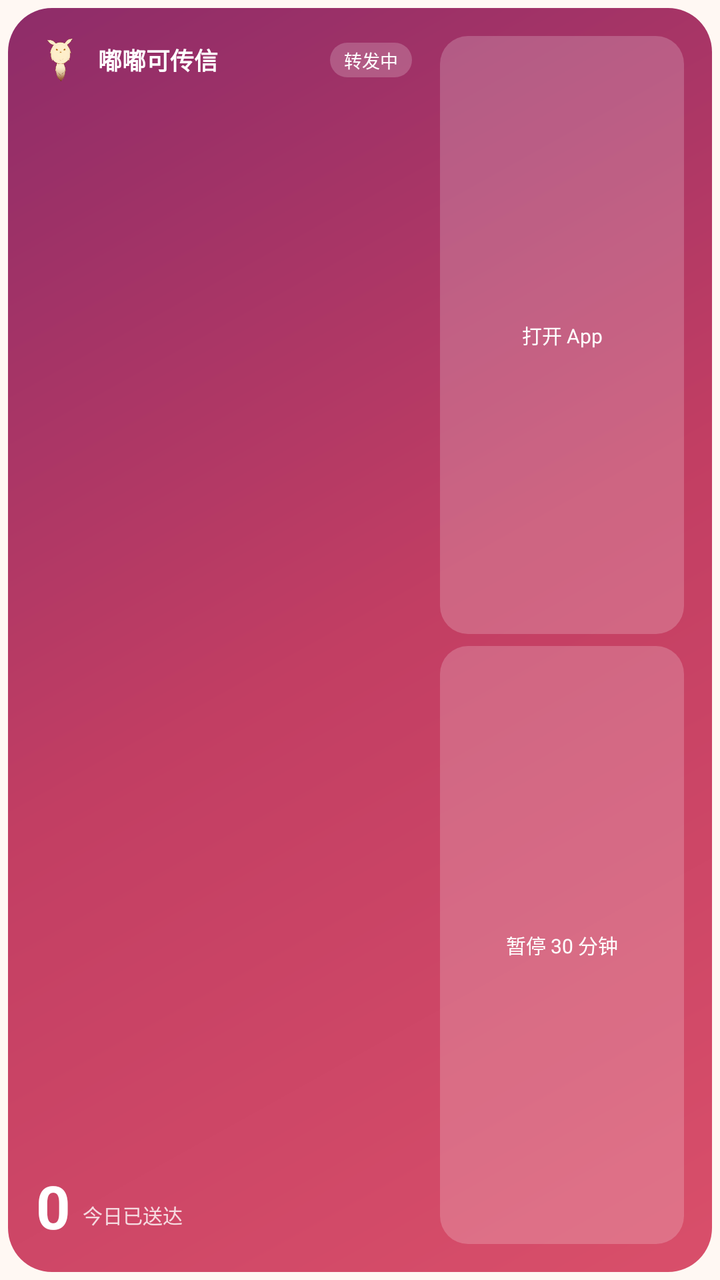
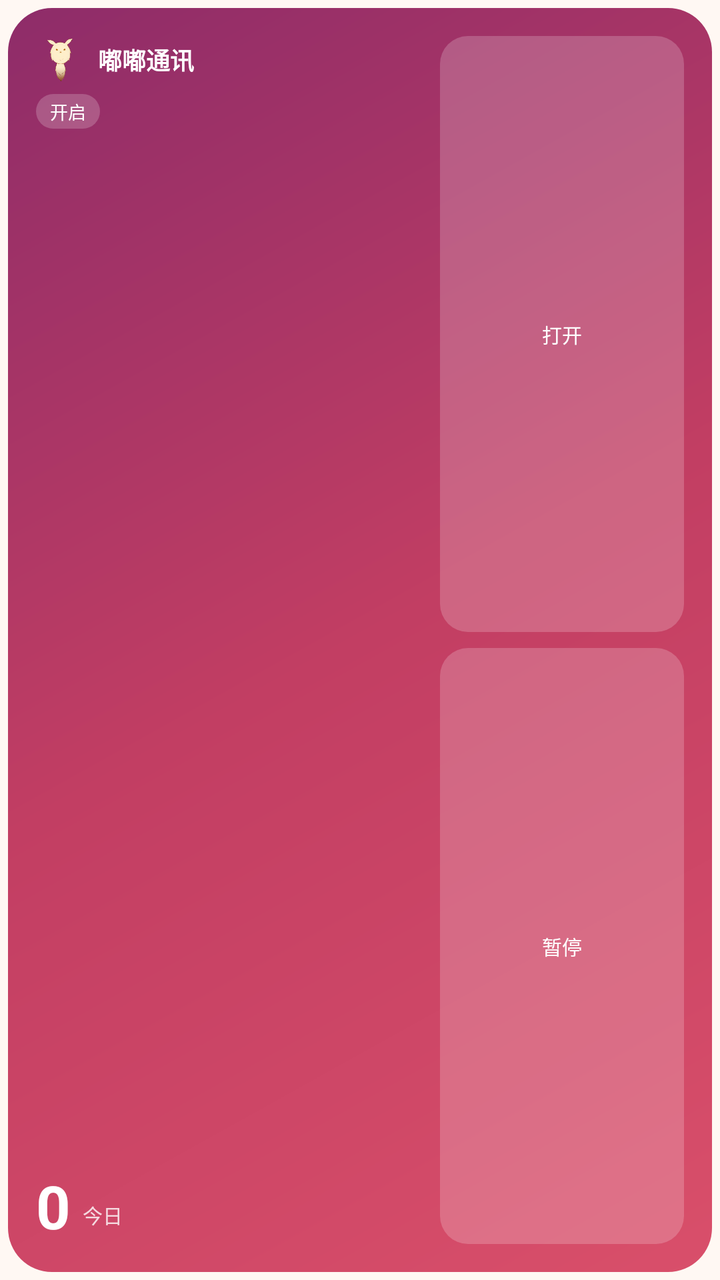

Screens rendered from an Android XML layout before and after an edit, with the pre-edit source and the edit as a unified diff.
<!-- AndroidManifest.xml: application theme Theme.Sms2Bark -->
<!-- res/layout/widget_dodocomm_wide.xml -->
<?xml version="1.0" encoding="utf-8"?>
<FrameLayout xmlns:android="http://schemas.android.com/apk/res/android"
    android:id="@+id/widget_root"
    android:layout_width="match_parent"
    android:layout_height="match_parent"
    android:background="@android:color/transparent"
    android:padding="4dp">

    <LinearLayout
        android:id="@+id/widget_card"
        android:layout_width="match_parent"
        android:layout_height="match_parent"
        android:background="@drawable/widget_background"
        android:orientation="horizontal"
        android:padding="14dp">

        <LinearLayout
            android:layout_width="0dp"
            android:layout_height="match_parent"
            android:layout_weight="1"
            android:orientation="vertical">

            <LinearLayout
                android:layout_width="match_parent"
                android:layout_height="wrap_content"
                android:gravity="center_vertical"
                android:orientation="horizontal">

                <ImageView
                    android:layout_width="24dp"
                    android:layout_height="24dp"
                    android:contentDescription="@null"
                    android:src="@drawable/dodoco_mascot" />

                <TextView
                    android:id="@+id/widget_title"
                    android:layout_width="0dp"
                    android:layout_height="wrap_content"
                    android:layout_marginStart="7dp"
                    android:layout_weight="1"
                    android:ellipsize="end"
                    android:maxLines="1"
                    android:text="@string/widget_title"
                    android:textColor="#FFFFFFFF"
                    android:textSize="12sp"
                    android:textStyle="bold" />

                <TextView
                    android:id="@+id/widget_status"
                    android:layout_width="wrap_content"
                    android:layout_height="wrap_content"
                    android:background="@drawable/widget_chip"
                    android:ellipsize="end"
                    android:maxLines="1"
                    android:paddingHorizontal="7dp"
                    android:paddingVertical="2dp"
                    android:text="@string/widget_status_on"
                    android:textColor="#FFFFFFFF"
                    android:textSize="9sp" />
            </LinearLayout>

            <LinearLayout
                android:layout_width="match_parent"
                android:layout_height="0dp"
                android:layout_weight="1"
                android:gravity="bottom"
                android:orientation="horizontal">
                <TextView
                    android:id="@+id/widget_count"
                    android:layout_width="wrap_content"
                    android:layout_height="wrap_content"
                    android:includeFontPadding="false"
                    android:text="0"
                    android:textColor="#FFFFFFFF"
                    android:textSize="30sp"
                    android:textStyle="bold" />
                <TextView
                    android:id="@+id/widget_count_label"
                    android:layout_width="wrap_content"
                    android:layout_height="wrap_content"
                    android:layout_gravity="bottom"
                    android:layout_marginStart="6dp"
                    android:layout_marginBottom="3dp"
                    android:text="@string/widget_label_today"
                    android:textColor="#CCFFFFFF"
                    android:textSize="10sp" />
            </LinearLayout>
        </LinearLayout>

        <LinearLayout
            android:layout_width="122dp"
            android:layout_height="match_parent"
            android:layout_marginStart="14dp"
            android:orientation="vertical">

            <TextView
                android:id="@+id/widget_open"
                android:layout_width="match_parent"
                android:layout_height="0dp"
                android:layout_weight="1"
                android:background="@drawable/widget_chip"
                android:gravity="center"
                android:maxLines="1"
                android:text="@string/widget_action_open"
                android:textColor="#FFFFFFFF"
                android:textSize="10sp" />

            <TextView
                android:id="@+id/widget_toggle"
                android:layout_width="match_parent"
                android:layout_height="0dp"
                android:layout_marginTop="6dp"
                android:layout_weight="1"
                android:background="@drawable/widget_chip"
                android:gravity="center"
                android:maxLines="1"
                android:text="@string/widget_action_pause"
                android:textColor="#FFFFFFFF"
                android:textSize="10sp" />
        </LinearLayout>
    </LinearLayout>
</FrameLayout>
<!-- resources referenced by this layout -->
<resources>
  <!-- drawable dodoco_mascot: png bitmap (drawable-nodpi, 144085 bytes) -->
  <!-- drawable widget_background (drawable) -->
  <?xml version="1.0" encoding="utf-8"?>
  <shape xmlns:android="http://schemas.android.com/apk/res/android" android:shape="rectangle">
      <gradient
          android:angle="135"
          android:startColor="#D94F6A"
          android:centerColor="#C23E63"
          android:endColor="#8E2C69" />
      <corners android:radius="22dp" />
  </shape>
  <!-- drawable widget_chip (drawable) -->
  <?xml version="1.0" encoding="utf-8"?>
  <shape xmlns:android="http://schemas.android.com/apk/res/android" android:shape="rectangle">
      <solid android:color="#33FFFFFF" />
      <corners android:radius="14dp" />
  </shape>
  <string name="widget_action_open">打开 App</string>
  <string name="widget_action_pause">暂停 30 分钟</string>
  <string name="widget_label_today">今日已送达</string>
  <string name="widget_status_on">转发中</string>
  <string name="widget_title">嘟嘟可传信</string>
  <style name="Theme.Sms2Bark" parent="android:Theme.Material.Light.NoActionBar">
          <item name="android:windowBackground">@color/splash_background</item>
          <item name="android:statusBarColor">@android:color/transparent</item>
          <item name="android:navigationBarColor">@android:color/transparent</item>
          <item name="android:windowLightStatusBar">true</item>
          <item name="android:windowDrawsSystemBarBackgrounds">true</item>
      </style>
  <color name="splash_background">#FFFFF8F3</color>
</resources>

<!-- the commit's change to res/layout/widget_dodocomm_wide.xml (unified diff, before → after) -->
@@ -45,19 +45,22 @@
                     android:textSize="12sp"
                     android:textStyle="bold" />
 
-                <TextView
-                    android:id="@+id/widget_status"
-                    android:layout_width="wrap_content"
-                    android:layout_height="wrap_content"
-                    android:background="@drawable/widget_chip"
-                    android:ellipsize="end"
-                    android:maxLines="1"
-                    android:paddingHorizontal="7dp"
-                    android:paddingVertical="2dp"
-                    android:text="@string/widget_status_on"
-                    android:textColor="#FFFFFFFF"
-                    android:textSize="9sp" />
             </LinearLayout>
+
+            <TextView
+                android:id="@+id/widget_status"
+                android:layout_width="wrap_content"
+                android:layout_height="wrap_content"
+                android:layout_marginTop="5dp"
+                android:background="@drawable/widget_chip"
+                android:ellipsize="end"
+                android:maxLines="1"
+                android:maxWidth="96dp"
+                android:paddingHorizontal="7dp"
+                android:paddingVertical="2dp"
+                android:text="@string/widget_status_on"
+                android:textColor="#FFFFFFFF"
+                android:textSize="9sp" />
 
             <LinearLayout
                 android:layout_width="match_parent"
@@ -99,8 +102,10 @@
                 android:layout_height="0dp"
                 android:layout_weight="1"
                 android:background="@drawable/widget_chip"
+                android:ellipsize="end"
                 android:gravity="center"
                 android:maxLines="1"
+                android:paddingHorizontal="4dp"
                 android:text="@string/widget_action_open"
                 android:textColor="#FFFFFFFF"
                 android:textSize="10sp" />
@@ -109,11 +114,13 @@
                 android:id="@+id/widget_toggle"
                 android:layout_width="match_parent"
                 android:layout_height="0dp"
-                android:layout_marginTop="6dp"
+                android:layout_marginTop="8dp"
                 android:layout_weight="1"
                 android:background="@drawable/widget_chip"
+                android:ellipsize="end"
                 android:gravity="center"
                 android:maxLines="1"
+                android:paddingHorizontal="4dp"
                 android:text="@string/widget_action_pause"
                 android:textColor="#FFFFFFFF"
                 android:textSize="10sp" />
<!-- resource entries referenced after the edit -->
@@ -17,11 +17,11 @@
       <solid android:color="#33FFFFFF" />
       <corners android:radius="14dp" />
   </shape>
-  <string name="widget_action_open">打开 App</string>
-  <string name="widget_action_pause">暂停 30 分钟</string>
-  <string name="widget_label_today">今日已送达</string>
-  <string name="widget_status_on">转发中</string>
-  <string name="widget_title">嘟嘟可传信</string>
+  <string name="widget_action_open">打开</string>
+  <string name="widget_action_pause">暂停</string>
+  <string name="widget_label_today">今日</string>
+  <string name="widget_status_on">开启</string>
+  <string name="widget_title">嘟嘟通讯</string>
   <style name="Theme.Sms2Bark" parent="android:Theme.Material.Light.NoActionBar">
           <item name="android:windowBackground">@color/splash_background</item>
           <item name="android:statusBarColor">@android:color/transparent</item>
